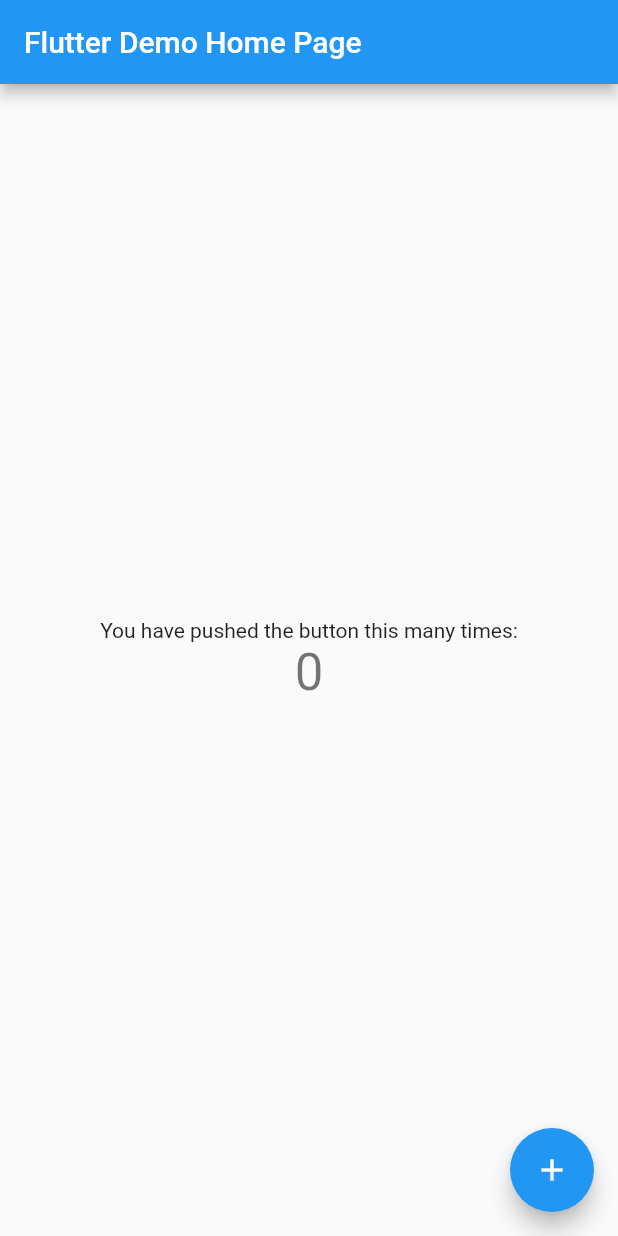
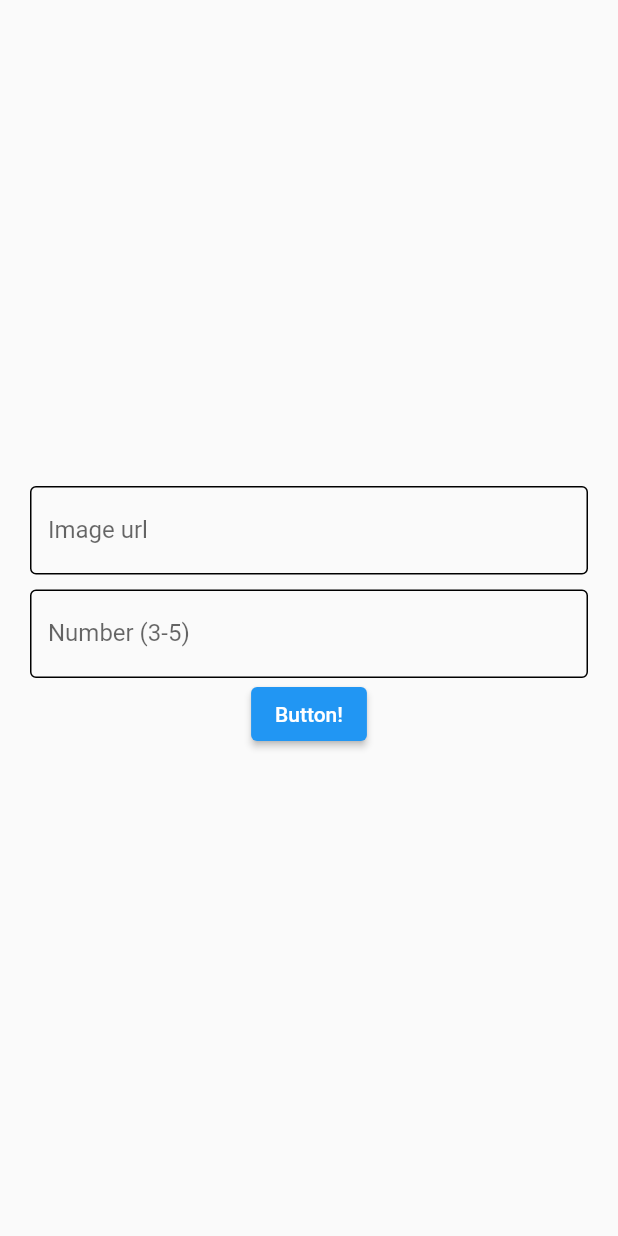
Before and after one commit to urusai88/flutter_cached_image_shop, a Flutter app: the screen it shows after launch, on a phone screen of 412 x 824 dp. Run offline on Flutter 3.47's test engine with Material 2 defaults, Android fonts, the phone set to English and light mode, and no system bars.

Commit message:
Экран 1

```diff
--- a/lib/main.dart
+++ b/lib/main.dart
@@ -1,117 +1,20 @@
 import 'package:flutter/material.dart';
+import 'package:flutter_cached_image_shop/ui/screens/main_screen.dart';
 
 void main() {
   runApp(MyApp());
 }
 
 class MyApp extends StatelessWidget {
-  // This widget is the root of your application.
   @override
   Widget build(BuildContext context) {
     return MaterialApp(
       title: 'Flutter Demo',
       theme: ThemeData(
-        // This is the theme of your application.
-        //
-        // Try running your application with "flutter run". You'll see the
-        // application has a blue toolbar. Then, without quitting the app, try
-        // changing the primarySwatch below to Colors.green and then invoke
-        // "hot reload" (press "r" in the console where you ran "flutter run",
-        // or simply save your changes to "hot reload" in a Flutter IDE).
-        // Notice that the counter didn't reset back to zero; the application
-        // is not restarted.
         primarySwatch: Colors.blue,
-        // This makes the visual density adapt to the platform that you run
-        // the app on. For desktop platforms, the controls will be smaller and
-        // closer together (more dense) than on mobile platforms.
         visualDensity: VisualDensity.adaptivePlatformDensity,
       ),
-      home: MyHomePage(title: 'Flutter Demo Home Page'),
+      home: MainScreen(),
     );
   }
 }
-
-class MyHomePage extends StatefulWidget {
-  MyHomePage({Key key, this.title}) : super(key: key);
-
-  // This widget is the home page of your application. It is stateful, meaning
-  // that it has a State object (defined below) that contains fields that affect
-  // how it looks.
-
-  // This class is the configuration for the state. It holds the values (in this
-  // case the title) provided by the parent (in this case the App widget) and
-  // used by the build method of the State. Fields in a Widget subclass are
-  // always marked "final".
-
-  final String title;
-
-  @override
-  _MyHomePageState createState() => _MyHomePageState();
-}
-
-class _MyHomePageState extends State<MyHomePage> {
-  int _counter = 0;
-
-  void _incrementCounter() {
-    setState(() {
-      // This call to setState tells the Flutter framework that something has
-      // changed in this State, which causes it to rerun the build method below
-      // so that the display can reflect the updated values. If we changed
-      // _counter without calling setState(), then the build method would not be
-      // called again, and so nothing would appear to happen.
-      _counter++;
-    });
-  }
-
-  @override
-  Widget build(BuildContext context) {
-    // This method is rerun every time setState is called, for instance as done
-    // by the _incrementCounter method above.
-    //
-    // The Flutter framework has been optimized to make rerunning build methods
-    // fast, so that you can just rebuild anything that needs updating rather
-    // than having to individually change instances of widgets.
-    return Scaffold(
-      appBar: AppBar(
-        // Here we take the value from the MyHomePage object that was created by
-        // the App.build method, and use it to set our appbar title.
-        title: Text(widget.title),
-      ),
-      body: Center(
-        // Center is a layout widget. It takes a single child and positions it
-        // in the middle of the parent.
-        child: Column(
-          // Column is also a layout widget. It takes a list of children and
-          // arranges them vertically. By default, it sizes itself to fit its
-          // children horizontally, and tries to be as tall as its parent.
-          //
-          // Invoke "debug painting" (press "p" in the console, choose the
-          // "Toggle Debug Paint" action from the Flutter Inspector in Android
-          // Studio, or the "Toggle Debug Paint" command in Visual Studio Code)
-          // to see the wireframe for each widget.
-          //
-          // Column has various properties to control how it sizes itself and
-          // how it positions its children. Here we use mainAxisAlignment to
-          // center the children vertically; the main axis here is the vertical
-          // axis because Columns are vertical (the cross axis would be
-          // horizontal).
-          mainAxisAlignment: MainAxisAlignment.center,
-          children: <Widget>[
-            Text(
-              'You have pushed the button this many times:',
-            ),
-            Text(
-              '$_counter',
-              style: Theme.of(context).textTheme.headline4,
-            ),
-          ],
-        ),
-      ),
-      floatingActionButton: FloatingActionButton(
-        onPressed: _incrementCounter,
-        tooltip: 'Increment',
-        child: Icon(Icons.add),
-      ), // This trailing comma makes auto-formatting nicer for build methods.
-    );
-  }
-}
--- /dev/null
+++ b/lib/ui/screens/main_screen.dart
@@ -0,0 +1,100 @@
+import 'package:flutter/material.dart';
+
+class MainScreen extends StatefulWidget {
+  @override
+  _MainScreenState createState() => _MainScreenState();
+}
+
+class _MainScreenState extends State<MainScreen> {
+  TextEditingController imageUrlController;
+  TextEditingController numberController;
+  GlobalKey<FormState> formKey;
+
+  @override
+  void initState() {
+    super.initState();
+
+    imageUrlController = TextEditingController();
+    numberController = TextEditingController();
+    formKey = GlobalKey();
+  }
+
+  Future<void> _onButtonTap() async {
+    if (formKey.currentState.validate()) {}
+  }
+
+  String imageUrlValidator(String s) {
+    final err = 'Значение должно быть ссылкой';
+
+    try {
+      final uri = Uri.parse(s);
+
+      if (uri.scheme.isEmpty) {
+        return err;
+      }
+    } catch (e) {
+      return err;
+    }
+
+    return null;
+  }
+
+  String numberValidator(String s) {
+    final err = 'Значение должно быть целым числом от 3 до 5';
+
+    try {
+      final i = int.parse(s);
+      if (i < 3 || i > 5) {
+        return err;
+      }
+    } catch (e) {
+      return err;
+    }
+
+    return null;
+  }
+
+  @override
+  Widget build(BuildContext context) {
+    final inputBorder = OutlineInputBorder();
+    final inputDecoration = InputDecoration(
+      border: inputBorder,
+      enabledBorder: inputBorder,
+      focusedBorder: inputBorder,
+    );
+
+    return Scaffold(
+      body: Container(
+        padding: const EdgeInsets.all(20),
+        child: Form(
+          key: formKey,
+          child: Column(
+            mainAxisAlignment: MainAxisAlignment.center,
+            children: [
+              TextFormField(
+                controller: imageUrlController,
+                validator: imageUrlValidator,
+                decoration: inputDecoration.copyWith(
+                  labelText: 'Image url',
+                ),
+              ),
+              const SizedBox(height: 10),
+              TextFormField(
+                controller: numberController,
+                validator: numberValidator,
+                keyboardType: TextInputType.number,
+                decoration: inputDecoration.copyWith(
+                  labelText: 'Number (3-5)',
+                ),
+              ),
+              ElevatedButton(
+                onPressed: _onButtonTap,
+                child: Text('Button!'),
+              ),
+            ],
+          ),
+        ),
+      ),
+    );
+  }
+}
```
Also changed, not shown: lib/app.dart (added), 1 other file.
